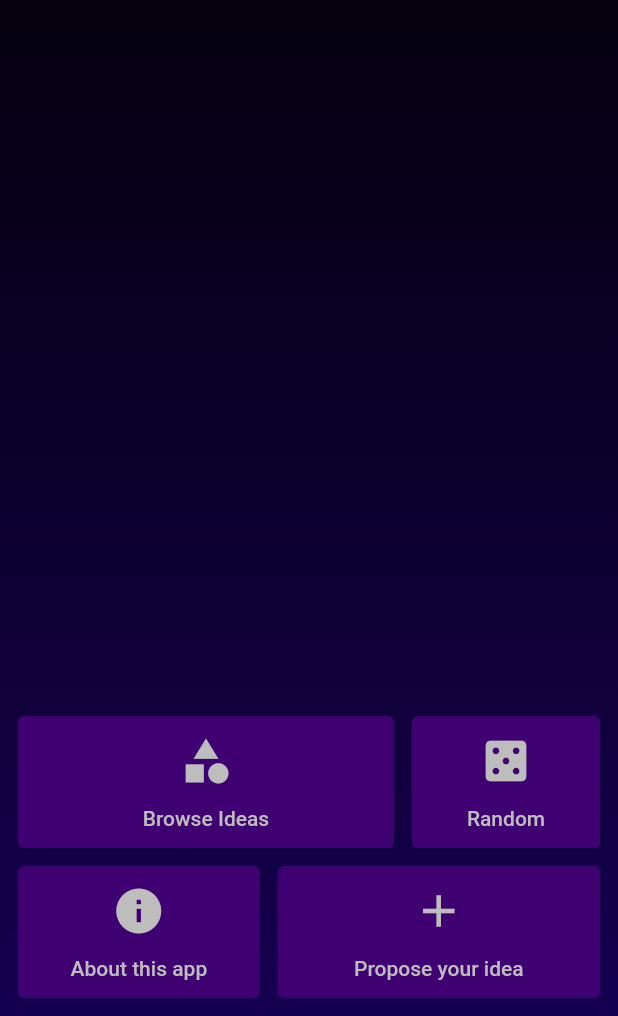
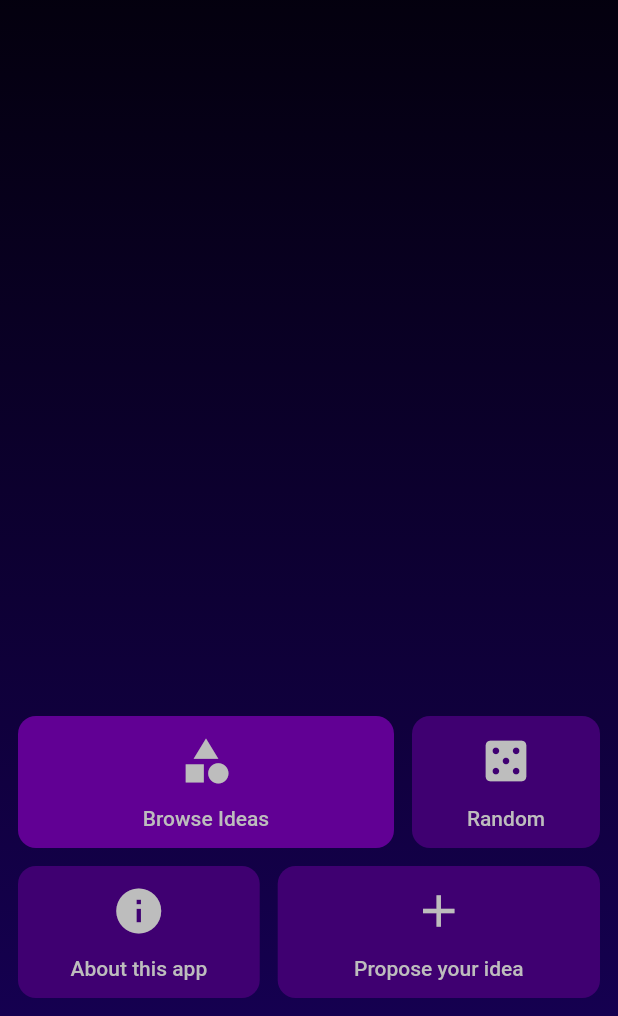
Before and after one commit to mivoligo/app_ideas, a Flutter app: the screen it shows after launch, on a phone screen of 412 x 824 dp, the part 220-1236 px from its top. Run offline on Flutter 3.47's test engine with Material 2 defaults, Android fonts, the phone set to English and light mode, and no system bars; our stand-ins replace bloc, cached_network_image, equatable, flutter_bloc.

Commit message:
Small UI changes

```diff
--- a/lib/home/view/home_page.dart
+++ b/lib/home/view/home_page.dart
@@ -64,6 +64,7 @@ class _Navigation extends StatelessWidget {
               child: ClickableCard(
                 title: 'Browse Ideas',
                 iconData: Icons.category,
+                backgroundColorInt: 0xFF610094,
                 onTap: () => Navigator.of(context).push(
                   MaterialPageRoute(
                     builder: (context) => const IdeasPage(),
--- a/lib/widgets/clickable_card.dart
+++ b/lib/widgets/clickable_card.dart
@@ -20,7 +20,7 @@ class ClickableCard extends StatelessWidget {
       clipBehavior: Clip.antiAlias,
       decoration: BoxDecoration(
         color: Color(backgroundColorInt),
-        borderRadius: const BorderRadius.all(Radius.circular(4)),
+        borderRadius: const BorderRadius.all(Radius.circular(12)),
       ),
       child: Material(
         type: MaterialType.transparency,
```
